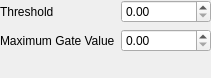
flimfit/FLIMfit, file FLIMfitLibrary/FLIMfitQT/DataSettingsWidget.ui: the form before one commit.
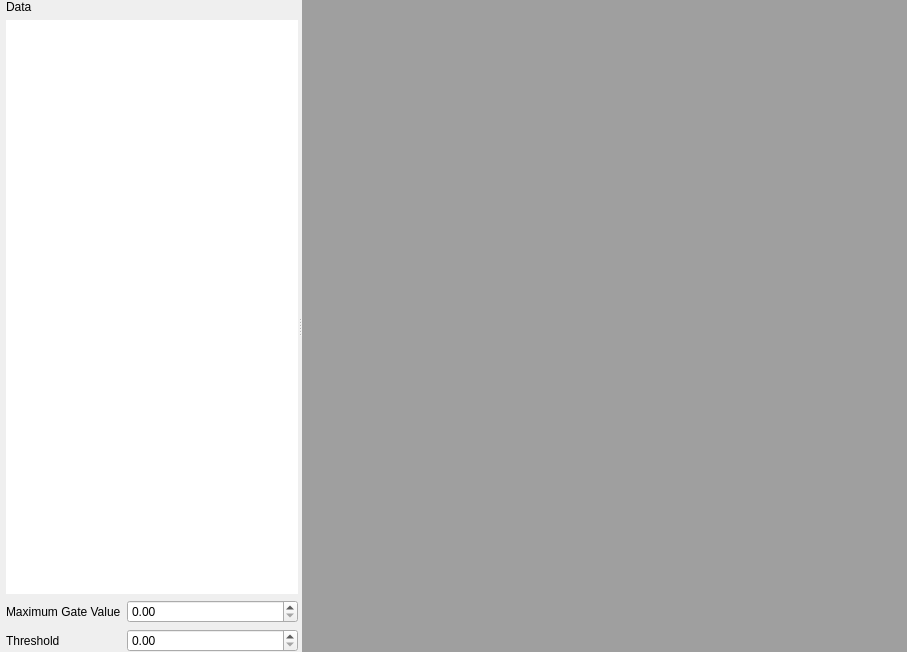
The form after the commit. Custom widgets are drawn as their Qt base class.

The edit to the form file:
```diff
--- a/FLIMfitLibrary/FLIMfitQT/DataSettingsWidget.ui
+++ b/FLIMfitLibrary/FLIMfitQT/DataSettingsWidget.ui
@@ -6,14 +6,14 @@
    <rect>
     <x>0</x>
     <y>0</y>
-    <width>211</width>
-    <height>78</height>
+    <width>907</width>
+    <height>652</height>
    </rect>
   </property>
   <property name="windowTitle">
    <string>Form</string>
   </property>
-  <layout class="QFormLayout" name="formLayout">
+  <layout class="QVBoxLayout" name="verticalLayout">
    <property name="leftMargin">
     <number>0</number>
    </property>
@@ -26,28 +26,80 @@
    <property name="bottomMargin">
     <number>0</number>
    </property>
-   <item row="1" column="1">
-    <widget class="QDoubleSpinBox" name="doubleSpinBox"/>
-   </item>
-   <item row="2" column="1">
-    <widget class="QDoubleSpinBox" name="doubleSpinBox_2"/>
-   </item>
-   <item row="1" column="0">
-    <widget class="QLabel" name="label">
-     <property name="text">
-      <string>Threshold</string>
+   <item>
+    <widget class="QSplitter" name="splitter">
+     <property name="orientation">
+      <enum>Qt::Horizontal</enum>
      </property>
-    </widget>
-   </item>
-   <item row="2" column="0">
-    <widget class="QLabel" name="label_2">
-     <property name="text">
-      <string>Maximum Gate Value</string>
-     </property>
+     <widget class="QWidget" name="widget" native="true">
+      <layout class="QVBoxLayout" name="verticalLayout_2">
+       <property name="leftMargin">
+        <number>6</number>
+       </property>
+       <property name="topMargin">
+        <number>0</number>
+       </property>
+       <property name="rightMargin">
+        <number>0</number>
+       </property>
+       <property name="bottomMargin">
+        <number>0</number>
+       </property>
+       <item>
+        <widget class="QLabel" name="label_3">
+         <property name="text">
+          <string>Data</string>
+         </property>
+        </widget>
+       </item>
+       <item>
+        <widget class="FLIMSetListView" name="data_list">
+         <property name="frameShape">
+          <enum>QFrame::NoFrame</enum>
+         </property>
+         <property name="frameShadow">
+          <enum>QFrame::Plain</enum>
+         </property>
+        </widget>
+       </item>
+       <item>
+        <layout class="QFormLayout" name="formLayout">
+         <item row="0" column="0">
+          <widget class="QLabel" name="label_2">
+           <property name="text">
+            <string>Maximum Gate Value</string>
+           </property>
+          </widget>
+         </item>
+         <item row="0" column="1">
+          <widget class="QDoubleSpinBox" name="doubleSpinBox_2"/>
+         </item>
+         <item row="1" column="0">
+          <widget class="QLabel" name="label">
+           <property name="text">
+            <string>Threshold</string>
+           </property>
+          </widget>
+         </item>
+         <item row="1" column="1">
+          <widget class="QDoubleSpinBox" name="doubleSpinBox"/>
+         </item>
+        </layout>
+       </item>
+      </layout>
+     </widget>
+     <widget class="QMdiArea" name="mdiArea"/>
     </widget>
    </item>
   </layout>
  </widget>
+ <customwidgets>
+  <customwidget>
+   <class>FLIMSetListView</class>
+   <extends>QListView</extends>
+   <header>FLIMSetListView.h</header>
+  </customwidget>
+ </customwidgets>
  <resources/>
  <connections/>
 </ui>
```
